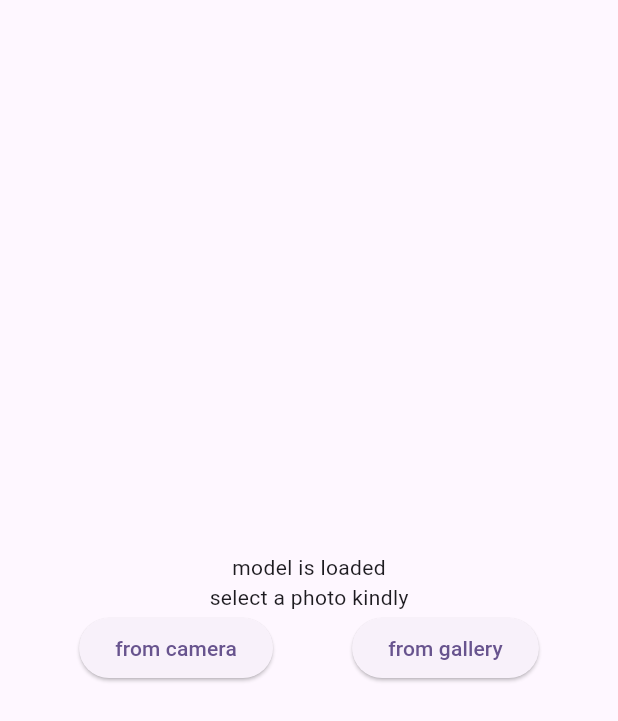
After one commit to hanzala5225/Electro-Rent-Admin-Panel, a Flutter app: the AutoScanningScreen screen opened directly, after a tap on "from gallery", on a phone screen of 412 x 824 dp. The commit adds this screen. Shown: the top 721 px of the screen. Run offline on Flutter 3.47's test engine with Material 3 defaults, Android fonts, the phone set to English and light mode, and no system bars; our stand-ins replace cached_network_image, cloud_firestore, device_info_plus, firebase_auth, firebase_core, firebase_storage and 5 more; missing offline and left inert: dart:ffi, flutter_vision, pytorch_lite; accounts and stored records are empty.

Commit message:
new screens of categories and products

```diff
--- /dev/null
+++ b/assets/labels.txt
@@ -0,0 +1,6 @@
+AC
+Fridge
+Juicer
+Ovens
+WashingMachine
+camera
--- a/lib/controllers/Get-Products-Images-Controller.dart
+++ b/lib/controllers/Get-Products-Images-Controller.dart
@@ -1,19 +1,16 @@
 import 'dart:io';
-
 import 'package:device_info_plus/device_info_plus.dart';
 import 'package:firebase_storage/firebase_storage.dart';
 import 'package:flutter/material.dart';
 import 'package:get/get.dart';
 import 'package:image_picker/image_picker.dart';
 import 'package:permission_handler/permission_handler.dart';
-
 import '../utils/app_constant.dart';
 
 class AddProductImagesController extends GetxController{
   final ImagePicker _picker = ImagePicker();
   RxList<XFile> SelectedImages = <XFile>[].obs;
   final RxList<String> arrImagesUrl = <String>[].obs;
-
   final FirebaseStorage storageRef = FirebaseStorage.instance;
 
   Future<void> showImagesPickerDialog() async {
@@ -97,7 +94,7 @@ class AddProductImagesController extends GetxController{
   Future<void> uploadFunction(List<XFile> _images) async{
     arrImagesUrl.clear();
     for(int i = 0; i < _images.length; i++){
-       dynamic imageUrl = uploadFile(_images[i]);
+      dynamic imageUrl = await uploadFile(_images[i]);
 
       arrImagesUrl.add(imageUrl.toString());
     }
@@ -113,5 +110,4 @@ class AddProductImagesController extends GetxController{
 
     return await reference.ref.getDownloadURL();
   }
-
 }
--- a/lib/main.dart
+++ b/lib/main.dart
@@ -1,10 +1,14 @@
+import 'dart:typed_data';
+
 import 'package:admin_panel/screens/main_screen.dart';
 import 'package:admin_panel/utils/app_constant.dart';
 import 'package:firebase_core/firebase_core.dart';
 import 'package:flutter/material.dart';
+import 'package:flutter/services.dart';
 import 'package:flutter_easyloading/flutter_easyloading.dart';
 import 'package:get/get_navigation/src/root/get_material_app.dart';
 import 'firebase_options.dart';
+import 'package:pytorch_lite/pytorch_lite.dart';
 
 void main() async {
   WidgetsFlutterBinding.ensureInitialized();
@@ -15,14 +19,13 @@ void main() async {
 }
 
 class MyApp extends StatelessWidget {
-  const MyApp({super.key});
+  const MyApp({Key? key});
 
-  // This widget is the root of your application.
   @override
   Widget build(BuildContext context) {
+    //_loadModel();
     return GetMaterialApp(
       debugShowCheckedModeBanner: false,
-
       title: AppConstant.appMainName,
       theme: ThemeData(
         colorScheme: ColorScheme.fromSeed(seedColor: Colors.deepPurple),
@@ -32,4 +35,17 @@ class MyApp extends StatelessWidget {
       builder: EasyLoading.init(),
     );
   }
+
+  // Future<void> _loadModel() async {
+  //   try {
+  //     ByteData modelData = await rootBundle.load('assets/best.pt');
+  //     if (modelData != null) {
+  //       print('Model loaded successfully');
+  //     } else {
+  //       print('Error: Model file not found or could not be loaded');
+  //     }
+  //   } catch (e) {
+  //     print('Error loading model: $e');
+  //   }
+  // }
 }
--- a/lib/screens/All-Products-Screen.dart
+++ b/lib/screens/All-Products-Screen.dart
@@ -137,11 +137,11 @@ class _AllProductsScreenState extends State<AllProductsScreen> {
                         style: TextStyle(fontWeight: FontWeight.bold),
                       ),
                       subtitle: Text(productModel.categoryName),
-                      trailing: Icon(Icons.edit),
+                      trailing: GestureDetector(
+                          onTap: () {},
+                          child: Icon(Icons.edit_outlined)),
                     ),
                   );
-
-
                 },
               );
             }
--- /dev/null
+++ b/lib/screens/auto_scanning.dart
@@ -0,0 +1,176 @@
+import 'dart:io';
+import 'dart:typed_data';
+
+import 'package:flutter/material.dart';
+
+import 'package:flutter_vision/flutter_vision.dart';
+import 'package:image_picker/image_picker.dart';
+
+import 'package:image/image.dart' as img;
+
+class AutoScanningScreen extends StatefulWidget {
+  const AutoScanningScreen({super.key});
+
+  @override
+  State<AutoScanningScreen> createState() => _AutoScanningScreenState();
+}
+
+class _AutoScanningScreenState extends State<AutoScanningScreen> {
+  bool isLoaded = false;
+  bool detection = false;
+  String modelStatus = 'Model is not loaded right now';
+  String modelResult = '';
+  TextEditingController detectedObject = TextEditingController();
+  XFile? selectedPhoto;
+  late FlutterVision vision;
+  @override
+  void initState() {
+    vision = FlutterVision();
+    loadYoloModel();
+    super.initState();
+  }
+
+  @override
+  Widget build(BuildContext context) {
+    return Scaffold(
+      body: SafeArea(
+          child: detection
+              ? const Center(
+                  child: CircularProgressIndicator(
+                    color: Colors.green,
+                  ),
+                )
+              : Column(
+                  mainAxisAlignment: MainAxisAlignment.center,
+                  children: [
+                    Text(modelStatus),
+                    modelResult.isEmpty
+                        ? const SizedBox()
+                        : Text('Detected Object is :$modelResult'),
+                    detectedObject.text.isEmpty
+                        ? const SizedBox()
+                        : TextField(
+                            controller: detectedObject,
+                          ),
+                    selectedPhoto != null
+                        ? Image.file(
+                            File(selectedPhoto!.path),
+                            height: 150,
+                          )
+                        : const Text('select a photo kindly'),
+                    Row(
+                      mainAxisAlignment: MainAxisAlignment.spaceEvenly,
+                      children: [
+                        ElevatedButton(
+                          onPressed: () {},
+                          child: Text('from camera'),
+                        ),
+                        ElevatedButton(
+                          onPressed: () {
+                            pickImage();
+                          },
+                          child: Text('from gallery'),
+                        )
+                      ],
+                    ),
+                  ],
+                )),
+    );
+  }
+
+  // model loading function
+  // call this function in init state
+  Future<void> loadYoloModel() async {
+    FlutterVision vision = FlutterVision();
+    await vision.loadYoloModel(
+        labels: 'assets/labels.txt',
+        modelPath: 'assets/model.tflite',
+        modelVersion: "yolov8",
+        quantization: false,
+        numThreads: 1,
+        useGpu: false);
+    setState(() {
+      modelStatus = 'model is loaded';
+    });
+  }
+
+  // image resizing
+  Uint8List resizeImage(File imageFile, int targetWidth, int targetHeight) {
+    // Read the image file as bytes
+    List<int> imageBytes = imageFile.readAsBytesSync();
+
+    // Decode the image bytes
+    img.Image image = img.decodeImage(Uint8List.fromList(imageBytes))!;
+
+    // Resize the image to target dimensions
+    img.Image resizedImage =
+        img.copyResize(image, width: targetWidth, height: targetHeight);
+
+    // Encode the resized image to bytes
+    List<int> resizedImageBytes = img.encodeJpg(resizedImage);
+
+    // Convert List<int> to Uint8List
+    Uint8List resizedImageUint8List = Uint8List.fromList(resizedImageBytes);
+
+    return resizedImageUint8List;
+  }
+
+  //model detection function
+  void yoloOnResizedImage(File imageFile) async {
+    // Resize the image to 640x640
+    Uint8List resizedImageBytes = resizeImage(imageFile, 640, 640);
+
+    try {
+      final result = await vision.yoloOnImage(
+        bytesList: resizedImageBytes,
+        imageHeight: 640,
+        imageWidth: 640,
+        iouThreshold: 0.8,
+        confThreshold: 0.4,
+        classThreshold: 0.7,
+      );
+      print(result);
+      List<String> tags = result
+          .map((detectedObject) => detectedObject['tag'] as String)
+          .toList();
+      print(tags);
+      setState(() {
+        if (tags.isEmpty) {
+          modelResult = 'object is not detected';
+          detectedObject.text = '';
+        } else {
+          modelResult = tags[0];
+          detectedObject.text = tags[0];
+        }
+        detection = false;
+      });
+    } catch (e) {
+      debugPrint(e.toString());
+      setState(() {
+        detection = false;
+      });
+    }
+  }
+
+  Future<void> startDetection() async {
+    setState(() {
+      detection = true;
+    });
+    yoloOnResizedImage(File(selectedPhoto!.path));
+  }
+
+  // image picking function
+
+  pickImage() async {
+    final ImagePicker picker = ImagePicker();
+    final XFile? image = await picker.pickImage(source: ImageSource.gallery);
+    if (image != null) {
+      setState(() {
+        selectedPhoto = image;
+      });
+      debugPrint('selected file path: ${selectedPhoto!.path}');
+
+      startDetection();
+    }
+  }
+}
```
Also changed, not shown: assets/v5Labels.txt (added, +80 -0 lines), lib/screens/Add-Products-Screen.dart (+5 -16 lines), lib/screens/main_screen.dart (+103 -60 lines), lib/screens/scanning.dart (added, +154 -0 lines), pubspec.yaml (+9 -7 lines), pubspec.lock, 6 other files. Lines whose indentation alone changed are shown as unchanged.
